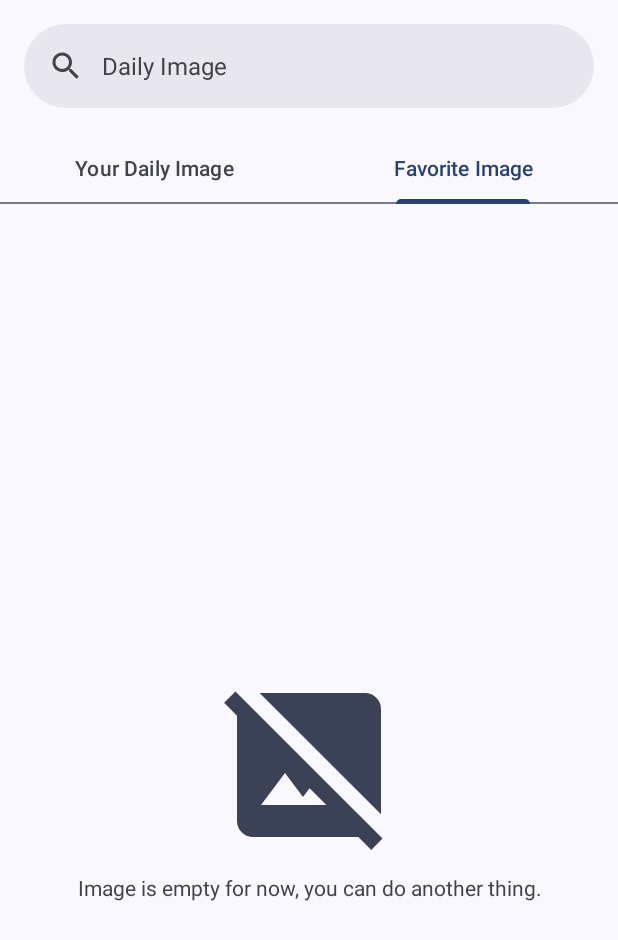
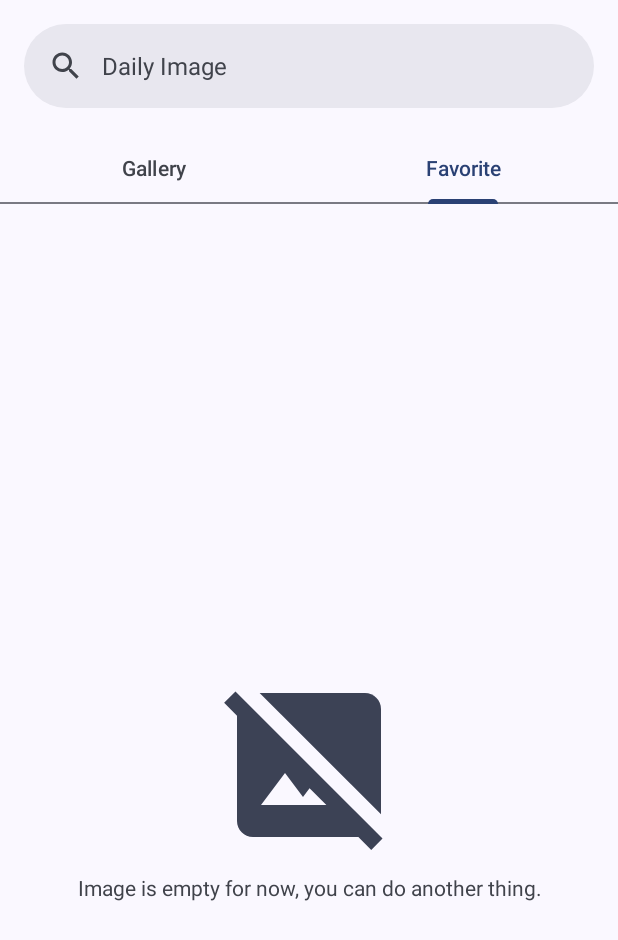
Before and after one commit to ngengs/daily-image-app-android, an Android app: the screen it shows after launch (MainActivity), tab 2 chosen, on a phone screen of 412 x 824 dp. Shown: the top 940 px of the screen. Run offline under Robolectric (Android 15) with nearby library versions, the phone set to English and light mode, and no system bars; our stand-ins replace Dagger/Hilt's generated code, Room's generated code, Timber; pictures from the network do not load; 1 statement that could not run was skipped.

Commit message:
Misc: Change string for favorite tab

```diff
--- a/app/src/main/java/com/ngengs/android/app/dailyimage/presenter/fragment/favorite/FavoriteFragment.kt
+++ b/app/src/main/java/com/ngengs/android/app/dailyimage/presenter/fragment/favorite/FavoriteFragment.kt
@@ -49,7 +49,7 @@ open class FavoriteFragmentImpl :
             findNavController().navigate(navDirections, extras)
         }
         headerAdapter = HeaderToolsAdapter(
-            headerTitle = getString(R.string.favorite),
+            headerTitle = getString(R.string.favorite_images),
             iconOrderBy = null,
             onClickViewType = {
                 viewModel.changeViewType()
--- a/app/src/main/res/values/strings.xml
+++ b/app/src/main/res/values/strings.xml
@@ -3,6 +3,7 @@
 
     <string name="popular_images">Popular Images</string>
     <string name="latest_images">Latest Images</string>
+    <string name="favorite_images">Favorite Images</string>
     <string name="search_images">Result for %s</string>
     <string name="username_format">\@%s</string>
     <string name="loading_preparing_data">Preparing the Data</string>
@@ -16,12 +17,11 @@
     <string name="error_message_other">Something went wrong! Keep Calm.</string>
 
     <string name="retry">Retry</string>
-    <string name="favorite">Favorite</string>
     <string name="search_image_hint">Let\'s Search Some Image Here</string>
     <string name="favorite_button_desc">Favorite Button</string>
 
     <string-array name="home_tab_title">
-        <item>Your Daily Image</item>
-        <item>Favorite Image</item>
+        <item>Gallery</item>
+        <item>Favorite</item>
     </string-array>
 </resources>
```
